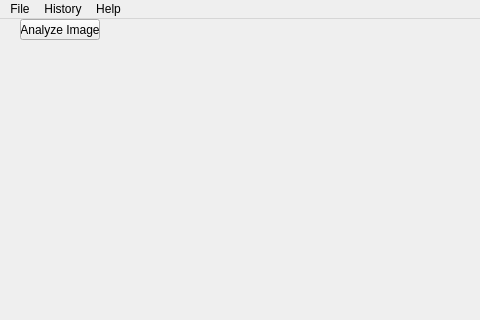
Qt form mainwindow.ui (peterooch/DigiFerro) before a commit; both pictures show x 0 to 480 and y 0 to 320 of the 800 by 600 pixel window.
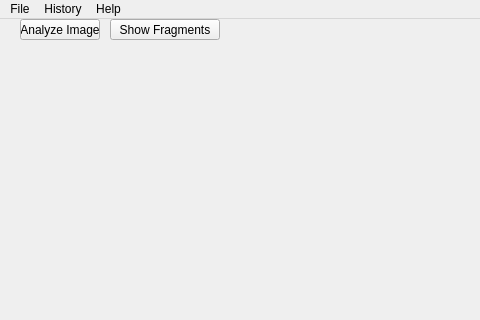
The same form after that commit.

Patch:
```diff
--- a/mainwindow.ui
+++ b/mainwindow.ui
@@ -40,6 +40,19 @@
      <string>Analyze Image</string>
     </property>
    </widget>
+   <widget class="QPushButton" name="fragmentButton">
+    <property name="geometry">
+     <rect>
+      <x>110</x>
+      <y>0</y>
+      <width>110</width>
+      <height>21</height>
+     </rect>
+    </property>
+    <property name="text">
+     <string>Show Fragments</string>
+    </property>
+   </widget>
   </widget>
   <widget class="QMenuBar" name="menubar">
    <property name="geometry">
```
